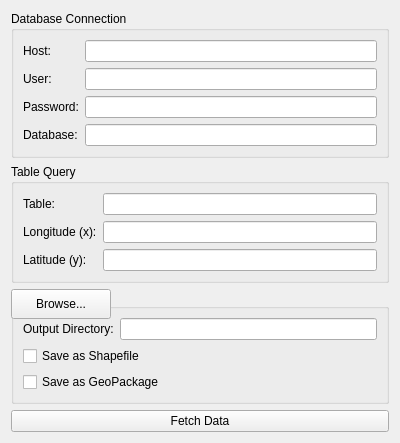
First picture: the form in forms/qgis_mariadb_plugin_dialog_base.ui, repository Rubi3r3/qgis_mariadb_plugin, before the edit.
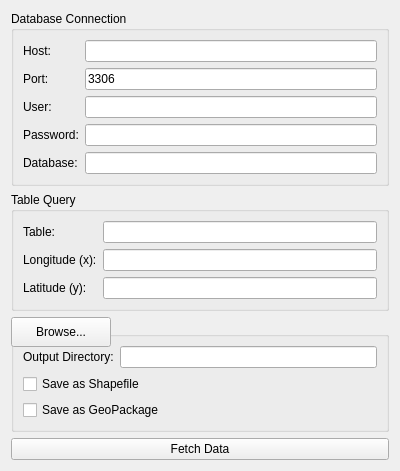
Second picture: the form after the edit.

Commit message: added default port, updated readme to include libraries and updated xml to include default port

What changed in the file:
```diff
--- a/forms/qgis_mariadb_plugin_dialog_base.ui
+++ b/forms/qgis_mariadb_plugin_dialog_base.ui
@@ -32,38 +32,55 @@
        <widget class="QLineEdit" name="lineEditHost"/>
       </item>
       <item row="1" column="0">
+                            <widget class="QLabel" name="labelPort">
+                                <property name="text">
+                                    <string>Port:</string>
+                                </property>
+                            </widget>
+                        </item>
+                        <item row="1" column="1">
+                            <widget class="QLineEdit" name="lineEditPort">
+                            <property name = "text">
+                                <string>3306</string>
+                            </property>
+                            </widget>
+                        </item>
+
+                        <item row="2" column="0">
        <widget class="QLabel" name="labelUser">
         <property name="text">
          <string>User:</string>
         </property>
        </widget>
       </item>
-      <item row="1" column="1">
-       <widget class="QLineEdit" name="lineEditUser"/>
-      </item>
-      <item row="2" column="0">
+                        <item row="2" column="1">
+                            <widget class="QLineEdit" name="lineEditUser" />
+                        </item>
+                        <item row="3" column="0">
        <widget class="QLabel" name="labelPassword">
         <property name="text">
             <string>Password:</string>
         </property>
        </widget>
       </item>
-      <item row="2" column="1">
-       <widget class="QLineEdit" name="lineEditPassword"/>
+                        <item row="3" column="1">
+                            <widget class="QLineEdit" name="lineEditPassword">
        <property name="echoMode">
             <enum>QLineEdit::Password</enum>
       </property>
-      </item>
-      <item row="3" column="0">
+                            </widget>
+                        </item>
+                        <item row="4" column="0">
        <widget class="QLabel" name="labelDatabase">
         <property name="text">
          <string>Database:</string>
         </property>
        </widget>
       </item>
-      <item row="3" column="1">
-       <widget class="QLineEdit" name="lineEditDatabase"/>
-      </item>
+                        <item row="4" column="1">
+                            <widget class="QLineEdit" name="lineEditDatabase" />
+                        </item>
+                        
      </layout>
     </widget>
    </item>
```
Left out of the diff: 17 changed lines with no effect on the pictures. Lines whose indentation alone changed are shown as unchanged. The commit also changes 2 other files.
